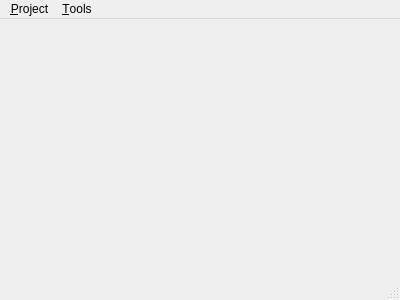
andrewrk/genesis, file src/mainwindow.ui: the form before one commit.
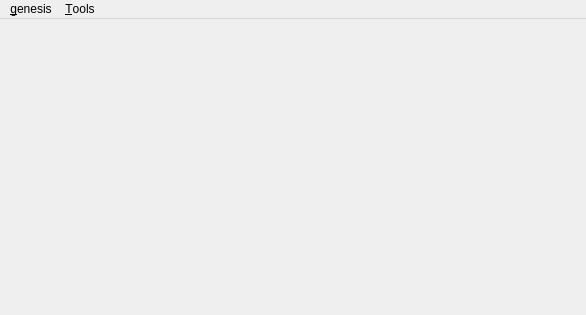
The form after the commit.

Commit message: add project window

```diff
--- a/src/mainwindow.ui
+++ b/src/mainwindow.ui
@@ -6,8 +6,8 @@
    <rect>
     <x>0</x>
     <y>0</y>
-    <width>400</width>
-    <height>300</height>
+    <width>586</width>
+    <height>315</height>
    </rect>
   </property>
   <property name="windowTitle">
@@ -19,13 +19,13 @@
     <rect>
      <x>0</x>
      <y>0</y>
-     <width>400</width>
+     <width>586</width>
      <height>20</height>
     </rect>
    </property>
    <widget class="QMenu" name="menu_Project">
     <property name="title">
-     <string>&amp;Project</string>
+     <string>&amp;genesis</string>
     </property>
     <addaction name="actionExit"/>
    </widget>
@@ -38,8 +38,7 @@
    <addaction name="menu_Project"/>
    <addaction name="menu_Tools"/>
   </widget>
-  <widget class="QStatusBar" name="statusBar"/>
-  <action name="actionExit">
+  <action name="actionQuit">
    <property name="text">
     <string>E&amp;xit</string>
    </property>
```
Left out of the diff: 19 changed lines with no effect on the pictures. The commit also changes 10 other files.
